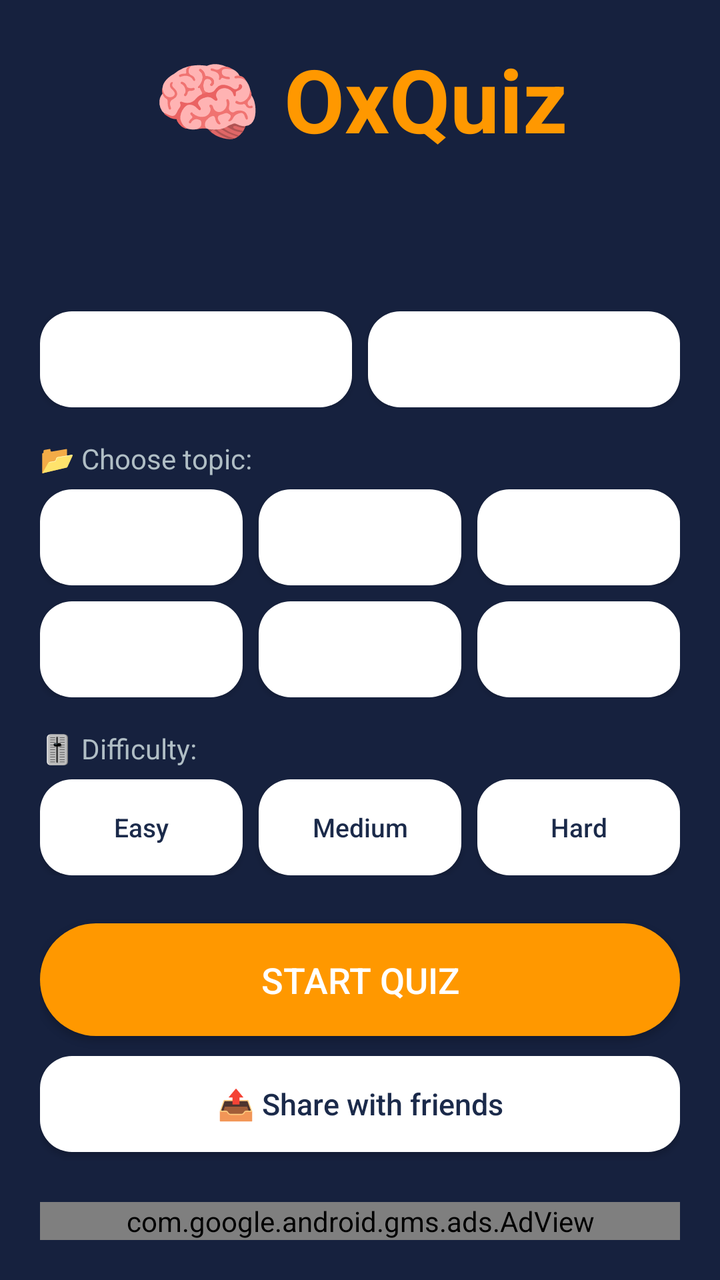
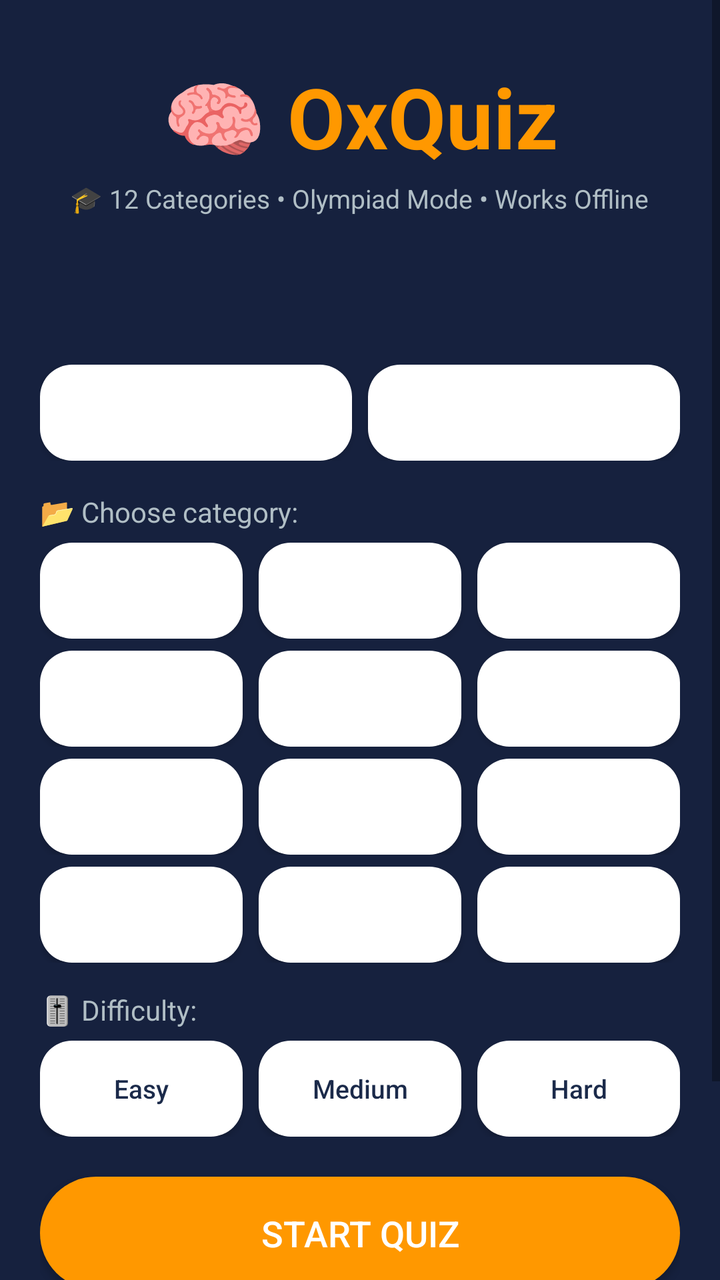

The first picture is an Android layout as it rendered before a commit; the second is the same layout after the commit. The layout source and the unified diff follow.
<!-- AndroidManifest.xml: application theme android:Theme.Material.Light.NoActionBar -->
<!-- res/layout/activity_main.xml -->
<?xml version="1.0" encoding="utf-8"?>
<ScrollView xmlns:android="http://schemas.android.com/apk/res/android"
    xmlns:ads="http://schemas.android.com/apk/res-auto"
    android:id="@+id/root"
    android:fitsSystemWindows="true"
    android:layout_width="match_parent"
    android:layout_height="match_parent"
    android:fillViewport="true"
    android:background="@color/bg">

    <LinearLayout
        android:layout_width="match_parent"
        android:layout_height="wrap_content"
        android:orientation="vertical"
        android:padding="20dp">

        <TextView
            android:layout_width="wrap_content"
            android:layout_height="wrap_content"
            android:layout_gravity="center"
            android:text="🧠 OxQuiz"
            android:textSize="44sp"
            android:textStyle="bold"
            android:textColor="@color/accent" />

        <TextView
            android:id="@+id/tvLevel"
            android:layout_width="wrap_content"
            android:layout_height="wrap_content"
            android:layout_gravity="center"
            android:layout_marginTop="6dp"
            android:textSize="14sp"
            android:textColor="@color/text" />

        <TextView
            android:id="@+id/tvHigh"
            android:layout_width="wrap_content"
            android:layout_height="wrap_content"
            android:layout_gravity="center"
            android:layout_marginTop="2dp"
            android:textSize="15sp"
            android:textStyle="bold"
            android:textColor="@color/text" />

        <TextView
            android:id="@+id/tvHints"
            android:layout_width="wrap_content"
            android:layout_height="wrap_content"
            android:layout_gravity="center"
            android:textSize="13sp"
            android:textColor="@color/text" />

        <LinearLayout
            android:layout_width="match_parent"
            android:layout_height="wrap_content"
            android:orientation="horizontal"
            android:layout_marginTop="12dp">

            <Button
                android:id="@+id/btnTheme"
                android:layout_width="0dp"
                android:layout_height="wrap_content"
                android:layout_weight="1"
                android:textSize="13sp"
                android:textAllCaps="false"
                android:textColor="@color/dark"
                android:background="@drawable/bg_option" />

            <Space android:layout_width="8dp" android:layout_height="1dp"/>

            <Button
                android:id="@+id/btnSound"
                android:layout_width="0dp"
                android:layout_height="wrap_content"
                android:layout_weight="1"
                android:textSize="13sp"
                android:textAllCaps="false"
                android:textColor="@color/dark"
                android:background="@drawable/bg_option" />
        </LinearLayout>

        <TextView
            android:layout_width="wrap_content"
            android:layout_height="wrap_content"
            android:layout_marginTop="16dp"
            android:text="📂 Choose topic:"
            android:textSize="14sp"
            android:textColor="@color/text" />

        <LinearLayout
            android:layout_width="match_parent"
            android:layout_height="wrap_content"
            android:orientation="horizontal"
            android:layout_marginTop="6dp">

            <Button android:id="@+id/btnCat0" android:layout_width="0dp" android:layout_height="wrap_content" android:layout_weight="1" android:layout_marginEnd="4dp" android:textSize="12sp" android:textAllCaps="false" android:padding="10dp" android:textColor="@color/dark" android:background="@drawable/bg_option"/>
            <Button android:id="@+id/btnCat1" android:layout_width="0dp" android:layout_height="wrap_content" android:layout_weight="1" android:layout_marginEnd="4dp" android:layout_marginStart="4dp" android:textSize="12sp" android:textAllCaps="false" android:padding="10dp" android:textColor="@color/dark" android:background="@drawable/bg_option"/>
            <Button android:id="@+id/btnCat2" android:layout_width="0dp" android:layout_height="wrap_content" android:layout_weight="1" android:layout_marginStart="4dp" android:textSize="12sp" android:textAllCaps="false" android:padding="10dp" android:textColor="@color/dark" android:background="@drawable/bg_option"/>
        </LinearLayout>

        <LinearLayout
            android:layout_width="match_parent"
            android:layout_height="wrap_content"
            android:orientation="horizontal"
            android:layout_marginTop="8dp">

            <Button android:id="@+id/btnCat3" android:layout_width="0dp" android:layout_height="wrap_content" android:layout_weight="1" android:layout_marginEnd="4dp" android:textSize="12sp" android:textAllCaps="false" android:padding="10dp" android:textColor="@color/dark" android:background="@drawable/bg_option"/>
            <Button android:id="@+id/btnCat4" android:layout_width="0dp" android:layout_height="wrap_content" android:layout_weight="1" android:layout_marginEnd="4dp" android:layout_marginStart="4dp" android:textSize="12sp" android:textAllCaps="false" android:padding="10dp" android:textColor="@color/dark" android:background="@drawable/bg_option"/>
            <Button android:id="@+id/btnCat5" android:layout_width="0dp" android:layout_height="wrap_content" android:layout_weight="1" android:layout_marginStart="4dp" android:textSize="12sp" android:textAllCaps="false" android:padding="10dp" android:textColor="@color/dark" android:background="@drawable/bg_option"/>
        </LinearLayout>

        <TextView
            android:layout_width="wrap_content"
            android:layout_height="wrap_content"
            android:layout_marginTop="16dp"
            android:text="🎚️ Difficulty:"
            android:textSize="14sp"
            android:textColor="@color/text" />

        <LinearLayout
            android:layout_width="match_parent"
            android:layout_height="wrap_content"
            android:orientation="horizontal"
            android:layout_marginTop="6dp">

            <Button android:id="@+id/btnEasy" android:layout_width="0dp" android:layout_height="wrap_content" android:layout_weight="1" android:layout_marginEnd="4dp" android:text="Easy" android:textSize="13sp" android:textAllCaps="false" android:textColor="@color/dark" android:background="@drawable/bg_option"/>
            <Button android:id="@+id/btnMedium" android:layout_width="0dp" android:layout_height="wrap_content" android:layout_weight="1" android:layout_marginEnd="4dp" android:layout_marginStart="4dp" android:text="Medium" android:textSize="13sp" android:textAllCaps="false" android:textColor="@color/dark" android:background="@drawable/bg_option"/>
            <Button android:id="@+id/btnHard" android:layout_width="0dp" android:layout_height="wrap_content" android:layout_weight="1" android:layout_marginStart="4dp" android:text="Hard" android:textSize="13sp" android:textAllCaps="false" android:textColor="@color/dark" android:background="@drawable/bg_option"/>
        </LinearLayout>

        <Button
            android:id="@+id/btnStart"
            android:layout_width="match_parent"
            android:layout_height="wrap_content"
            android:layout_marginTop="24dp"
            android:text="START QUIZ"
            android:textSize="18sp"
            android:textColor="@color/white"
            android:background="@drawable/bg_button"
            android:padding="16dp" />

        <Button
            android:id="@+id/btnShare"
            android:layout_width="match_parent"
            android:layout_height="wrap_content"
            android:layout_marginTop="10dp"
            android:text="📤 Share with friends"
            android:textSize="15sp"
            android:textAllCaps="false"
            android:textColor="@color/dark"
            android:background="@drawable/bg_option"
            android:padding="12dp" />

        <Space
            android:layout_width="match_parent"
            android:layout_height="0dp"
            android:layout_weight="1"
            android:minHeight="20dp"/>

        <com.google.android.gms.ads.AdView
            android:id="@+id/adView"
            android:layout_width="match_parent"
            android:layout_height="wrap_content"
            ads:adSize="BANNER"
            ads:adUnitId="ca-app-pub-3940256099942544/6300978111" />
    </LinearLayout>
</ScrollView>
<!-- resources referenced by this layout -->
<resources>
  <color name="accent">#FF9800</color>
  <color name="bg">#16213E</color>
  <color name="dark">#1B2A4A</color>
  <color name="text">#B0BEC5</color>
  <color name="white">#FFFFFF</color>
  <!-- drawable bg_button (drawable) -->
  <?xml version="1.0" encoding="utf-8"?>
  <shape xmlns:android="http://schemas.android.com/apk/res/android">
      <solid android:color="@color/accent" />
      <corners android:radius="28dp" />
  </shape>
  <!-- drawable bg_option (drawable) -->
  <?xml version="1.0" encoding="utf-8"?>
  <shape xmlns:android="http://schemas.android.com/apk/res/android">
      <solid android:color="#FFFFFF" />
      <corners android:radius="16dp" />
  </shape>
</resources>

<!-- the commit's change to res/layout/activity_main.xml (unified diff, before → after) -->
@@ -2,7 +2,6 @@
 <ScrollView xmlns:android="http://schemas.android.com/apk/res/android"
     xmlns:ads="http://schemas.android.com/apk/res-auto"
     android:id="@+id/root"
-    android:fitsSystemWindows="true"
     android:layout_width="match_parent"
     android:layout_height="match_parent"
     android:fillViewport="true"
@@ -18,17 +17,27 @@
             android:layout_width="wrap_content"
             android:layout_height="wrap_content"
             android:layout_gravity="center"
+            android:layout_marginTop="10dp"
             android:text="🧠 OxQuiz"
-            android:textSize="44sp"
+            android:textSize="42sp"
             android:textStyle="bold"
             android:textColor="@color/accent" />
+
+        <TextView
+            android:layout_width="wrap_content"
+            android:layout_height="wrap_content"
+            android:layout_gravity="center"
+            android:layout_marginTop="4dp"
+            android:text="🎓 12 Categories • Olympiad Mode • Works Offline"
+            android:textSize="13sp"
+            android:textColor="@color/text" />
 
         <TextView
             android:id="@+id/tvLevel"
             android:layout_width="wrap_content"
             android:layout_height="wrap_content"
             android:layout_gravity="center"
-            android:layout_marginTop="6dp"
+            android:layout_marginTop="8dp"
             android:textSize="14sp"
             android:textColor="@color/text" />
 
@@ -37,8 +46,7 @@
             android:layout_width="wrap_content"
             android:layout_height="wrap_content"
             android:layout_gravity="center"
-            android:layout_marginTop="2dp"
-            android:textSize="15sp"
+            android:textSize="14sp"
             android:textStyle="bold"
             android:textColor="@color/text" />
 
@@ -47,7 +55,7 @@
             android:layout_width="wrap_content"
             android:layout_height="wrap_content"
             android:layout_gravity="center"
-            android:textSize="13sp"
+            android:textSize="12sp"
             android:textColor="@color/text" />
 
         <LinearLayout
@@ -83,7 +91,7 @@
             android:layout_width="wrap_content"
             android:layout_height="wrap_content"
             android:layout_marginTop="16dp"
-            android:text="📂 Choose topic:"
+            android:text="📂 Choose category:"
             android:textSize="14sp"
             android:textColor="@color/text" />
 
@@ -92,27 +100,45 @@
             android:layout_height="wrap_content"
             android:orientation="horizontal"
             android:layout_marginTop="6dp">
-
-            <Button android:id="@+id/btnCat0" android:layout_width="0dp" android:layout_height="wrap_content" android:layout_weight="1" android:layout_marginEnd="4dp" android:textSize="12sp" android:textAllCaps="false" android:padding="10dp" android:textColor="@color/dark" android:background="@drawable/bg_option"/>
-            <Button android:id="@+id/btnCat1" android:layout_width="0dp" android:layout_height="wrap_content" android:layout_weight="1" android:layout_marginEnd="4dp" android:layout_marginStart="4dp" android:textSize="12sp" android:textAllCaps="false" android:padding="10dp" android:textColor="@color/dark" android:background="@drawable/bg_option"/>
-            <Button android:id="@+id/btnCat2" android:layout_width="0dp" android:layout_height="wrap_content" android:layout_weight="1" android:layout_marginStart="4dp" android:textSize="12sp" android:textAllCaps="false" android:padding="10dp" android:textColor="@color/dark" android:background="@drawable/bg_option"/>
+            <Button android:id="@+id/btnCat0" android:layout_width="0dp" android:layout_height="wrap_content" android:layout_weight="1" android:layout_marginEnd="4dp" android:textSize="11sp" android:textAllCaps="false" android:padding="8dp" android:textColor="@color/dark" android:background="@drawable/bg_option"/>
+            <Button android:id="@+id/btnCat1" android:layout_width="0dp" android:layout_height="wrap_content" android:layout_weight="1" android:layout_marginEnd="4dp" android:layout_marginStart="4dp" android:textSize="11sp" android:textAllCaps="false" android:padding="8dp" android:textColor="@color/dark" android:background="@drawable/bg_option"/>
+            <Button android:id="@+id/btnCat2" android:layout_width="0dp" android:layout_height="wrap_content" android:layout_weight="1" android:layout_marginStart="4dp" android:textSize="11sp" android:textAllCaps="false" android:padding="8dp" android:textColor="@color/dark" android:background="@drawable/bg_option"/>
         </LinearLayout>
 
         <LinearLayout
             android:layout_width="match_parent"
             android:layout_height="wrap_content"
             android:orientation="horizontal"
-            android:layout_marginTop="8dp">
+            android:layout_marginTop="6dp">
+            <Button android:id="@+id/btnCat3" android:layout_width="0dp" android:layout_height="wrap_content" android:layout_weight="1" android:layout_marginEnd="4dp" android:textSize="11sp" android:textAllCaps="false" android:padding="8dp" android:textColor="@color/dark" android:background="@drawable/bg_option"/>
+            <Button android:id="@+id/btnCat4" android:layout_width="0dp" android:layout_height="wrap_content" android:layout_weight="1" android:layout_marginEnd="4dp" android:layout_marginStart="4dp" android:textSize="11sp" android:textAllCaps="false" android:padding="8dp" android:textColor="@color/dark" android:background="@drawable/bg_option"/>
+            <Button android:id="@+id/btnCat5" android:layout_width="0dp" android:layout_height="wrap_content" android:layout_weight="1" android:layout_marginStart="4dp" android:textSize="11sp" android:textAllCaps="false" android:padding="8dp" android:textColor="@color/dark" android:background="@drawable/bg_option"/>
+        </LinearLayout>
 
-            <Button android:id="@+id/btnCat3" android:layout_width="0dp" android:layout_height="wrap_content" android:layout_weight="1" android:layout_marginEnd="4dp" android:textSize="12sp" android:textAllCaps="false" android:padding="10dp" android:textColor="@color/dark" android:background="@drawable/bg_option"/>
-            <Button android:id="@+id/btnCat4" android:layout_width="0dp" android:layout_height="wrap_content" android:layout_weight="1" android:layout_marginEnd="4dp" android:layout_marginStart="4dp" android:textSize="12sp" android:textAllCaps="false" android:padding="10dp" android:textColor="@color/dark" android:background="@drawable/bg_option"/>
-            <Button android:id="@+id/btnCat5" android:layout_width="0dp" android:layout_height="wrap_content" android:layout_weight="1" android:layout_marginStart="4dp" android:textSize="12sp" android:textAllCaps="false" android:padding="10dp" android:textColor="@color/dark" android:background="@drawable/bg_option"/>
+        <LinearLayout
+            android:layout_width="match_parent"
+            android:layout_height="wrap_content"
+            android:orientation="horizontal"
+            android:layout_marginTop="6dp">
+            <Button android:id="@+id/btnCat6" android:layout_width="0dp" android:layout_height="wrap_content" android:layout_weight="1" android:layout_marginEnd="4dp" android:textSize="11sp" android:textAllCaps="false" android:padding="8dp" android:textColor="@color/dark" android:background="@drawable/bg_option"/>
+            <Button android:id="@+id/btnCat7" android:layout_width="0dp" android:layout_height="wrap_content" android:layout_weight="1" android:layout_marginEnd="4dp" android:layout_marginStart="4dp" android:textSize="11sp" android:textAllCaps="false" android:padding="8dp" android:textColor="@color/dark" android:background="@drawable/bg_option"/>
+            <Button android:id="@+id/btnCat8" android:layout_width="0dp" android:layout_height="wrap_content" android:layout_weight="1" android:layout_marginStart="4dp" android:textSize="11sp" android:textAllCaps="false" android:padding="8dp" android:textColor="@color/dark" android:background="@drawable/bg_option"/>
+        </LinearLayout>
+
+        <LinearLayout
+            android:layout_width="match_parent"
+            android:layout_height="wrap_content"
+            android:orientation="horizontal"
+            android:layout_marginTop="6dp">
+            <Button android:id="@+id/btnCat9" android:layout_width="0dp" android:layout_height="wrap_content" android:layout_weight="1" android:layout_marginEnd="4dp" android:textSize="11sp" android:textAllCaps="false" android:padding="8dp" android:textColor="@color/dark" android:background="@drawable/bg_option"/>
+            <Button android:id="@+id/btnCat10" android:layout_width="0dp" android:layout_height="wrap_content" android:layout_weight="1" android:layout_marginEnd="4dp" android:layout_marginStart="4dp" android:textSize="11sp" android:textAllCaps="false" android:padding="8dp" android:textColor="@color/dark" android:background="@drawable/bg_option"/>
+            <Button android:id="@+id/btnCat11" android:layout_width="0dp" android:layout_height="wrap_content" android:layout_weight="1" android:layout_marginStart="4dp" android:textSize="11sp" android:textAllCaps="false" android:padding="8dp" android:textColor="@color/dark" android:background="@drawable/bg_option"/>
         </LinearLayout>
 
         <TextView
             android:layout_width="wrap_content"
             android:layout_height="wrap_content"
-            android:layout_marginTop="16dp"
+            android:layout_marginTop="14dp"
             android:text="🎚️ Difficulty:"
             android:textSize="14sp"
             android:textColor="@color/text" />
@@ -122,7 +148,6 @@
             android:layout_height="wrap_content"
             android:orientation="horizontal"
             android:layout_marginTop="6dp">
-
             <Button android:id="@+id/btnEasy" android:layout_width="0dp" android:layout_height="wrap_content" android:layout_weight="1" android:layout_marginEnd="4dp" android:text="Easy" android:textSize="13sp" android:textAllCaps="false" android:textColor="@color/dark" android:background="@drawable/bg_option"/>
             <Button android:id="@+id/btnMedium" android:layout_width="0dp" android:layout_height="wrap_content" android:layout_weight="1" android:layout_marginEnd="4dp" android:layout_marginStart="4dp" android:text="Medium" android:textSize="13sp" android:textAllCaps="false" android:textColor="@color/dark" android:background="@drawable/bg_option"/>
             <Button android:id="@+id/btnHard" android:layout_width="0dp" android:layout_height="wrap_content" android:layout_weight="1" android:layout_marginStart="4dp" android:text="Hard" android:textSize="13sp" android:textAllCaps="false" android:textColor="@color/dark" android:background="@drawable/bg_option"/>
@@ -132,7 +157,7 @@
             android:id="@+id/btnStart"
             android:layout_width="match_parent"
             android:layout_height="wrap_content"
-            android:layout_marginTop="24dp"
+            android:layout_marginTop="20dp"
             android:text="START QUIZ"
             android:textSize="18sp"
             android:textColor="@color/white"
@@ -145,7 +170,7 @@
             android:layout_height="wrap_content"
             android:layout_marginTop="10dp"
             android:text="📤 Share with friends"
-            android:textSize="15sp"
+            android:textSize="14sp"
             android:textAllCaps="false"
             android:textColor="@color/dark"
             android:background="@drawable/bg_option"
@@ -155,7 +180,7 @@
             android:layout_width="match_parent"
             android:layout_height="0dp"
             android:layout_weight="1"
-            android:minHeight="20dp"/>
+            android:minHeight="16dp"/>
 
         <com.google.android.gms.ads.AdView
             android:id="@+id/adView"
